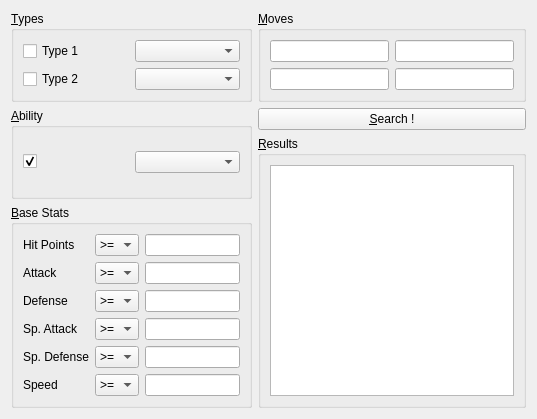
Qt form src/libraries/TeambuilderLibrary/advancedsearch.ui (po-devs/pokemon-online) before a commit.
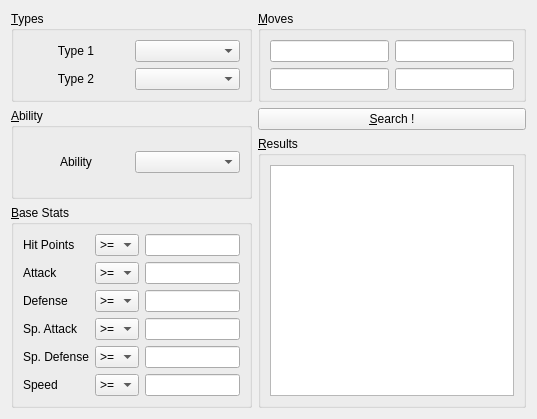
The same form after that commit.

Commit message:
Remove type and ability checkboxes in Advanced Search
Now blank behaves like an unchecked checkbox. http://puu.sh/m6rtd.png

```diff
--- a/src/libraries/TeambuilderLibrary/advancedsearch.ui
+++ b/src/libraries/TeambuilderLibrary/advancedsearch.ui
@@ -29,16 +29,16 @@
          <widget class="QComboBox" name="type2"/>
         </item>
         <item row="0" column="0">
-         <widget class="QCheckBox" name="useType1">
+         <widget class="QLabel" name="type1Label">
           <property name="text">
-           <string>Type 1</string>
+           <string>&lt;html&gt;&lt;head/&gt;&lt;body&gt;&lt;p align=&quot;center&quot;&gt;Type 1&lt;/p&gt;&lt;/body&gt;&lt;/html&gt;</string>
           </property>
          </widget>
         </item>
         <item row="1" column="0">
-         <widget class="QCheckBox" name="useType2">
+         <widget class="QLabel" name="typeLabel2">
           <property name="text">
-           <string>Type 2</string>
+           <string>&lt;html&gt;&lt;head/&gt;&lt;body&gt;&lt;p align=&quot;center&quot;&gt;Type 2&lt;/p&gt;&lt;/body&gt;&lt;/html&gt;</string>
           </property>
          </widget>
         </item>
@@ -54,12 +54,9 @@
         <item>
          <layout class="QHBoxLayout" name="horizontalLayout_2">
           <item>
-           <widget class="QCheckBox" name="abilityCheck">
+           <widget class="QLabel" name="abilityLabel">
             <property name="text">
-             <string/>
-            </property>
-            <property name="checked">
-             <bool>true</bool>
+             <string>&lt;html&gt;&lt;head/&gt;&lt;body&gt;&lt;p align=&quot;center&quot;&gt;Ability&lt;/p&gt;&lt;/body&gt;&lt;/html&gt;</string>
             </property>
            </widget>
           </item>
```
The commit also changes 1 other file.
